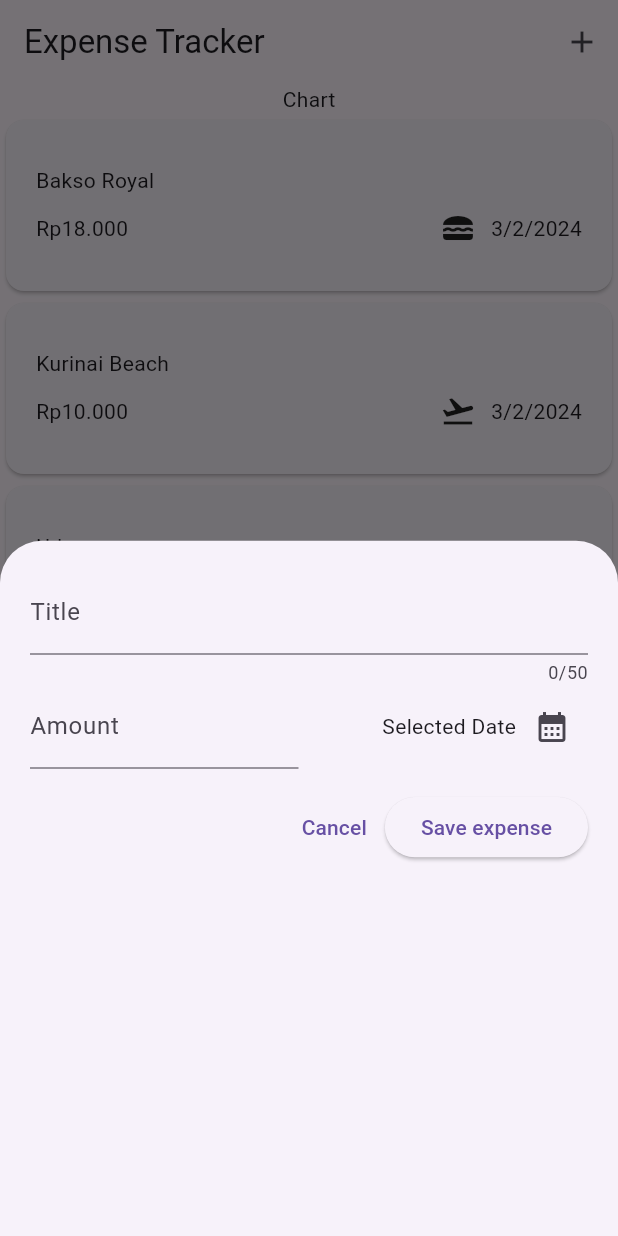
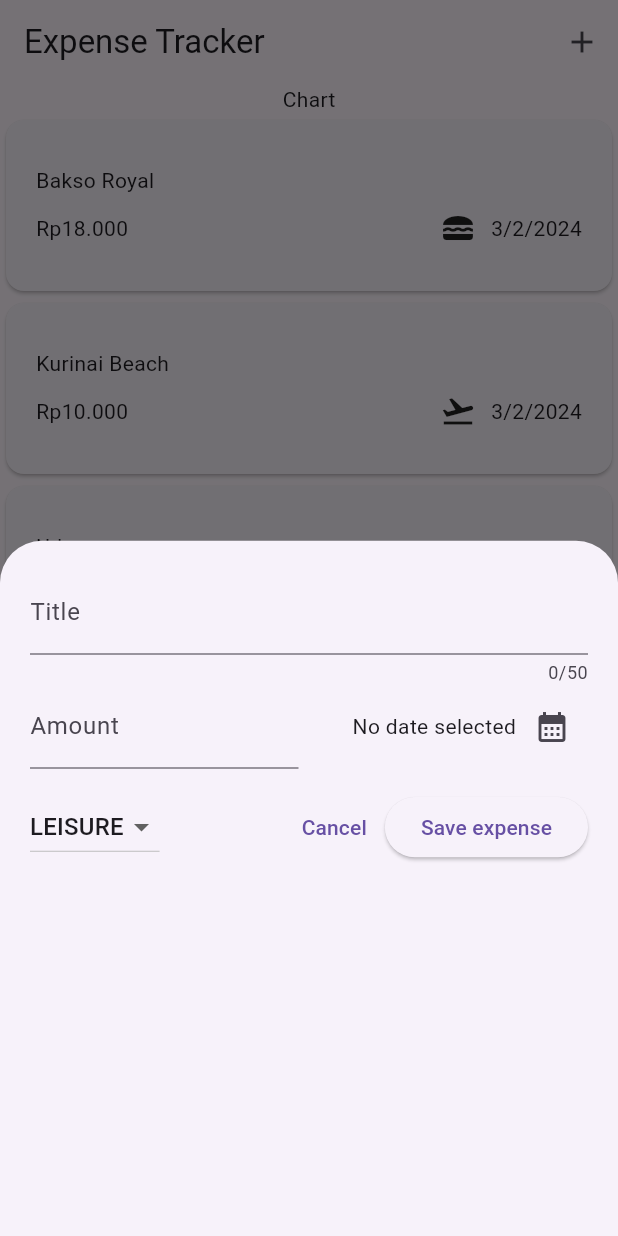
Before and after one commit to izhal27/expenses_tracker, a Flutter app: the screen it shows after launch, after a tap on the "add" icon, on a phone screen of 412 x 824 dp. Run offline on Flutter 3.47's test engine with Material 3 defaults, Android fonts, the phone set to English and light mode, and no system bars.

Commit message:
add input on new expense widget

```diff
--- /dev/null
+++ b/lib/helpers/common.dart
@@ -0,0 +1,6 @@
+import 'package:intl/intl.dart';
+
+final dateFormater = DateFormat('d/M/y', 'id_id');
+final numberFormatter = NumberFormat.decimalPatternDigits(
+  locale: 'id_id',
+);
--- a/lib/models/expense.dart
+++ b/lib/models/expense.dart
@@ -1,9 +1,9 @@
 import 'package:flutter/material.dart';
-import 'package:intl/intl.dart';
 import 'package:uuid/uuid.dart';
 
+import 'package:expense_tracker/helpers/common.dart';
+
 const uuid = Uuid();
-final formater = DateFormat('d/M/y', 'id_id');
 
 enum Category { food, travel, leisure, work }
 
@@ -29,6 +29,6 @@ class Expense {
   final Category category;
 
   get formatedDate {
-    return formater.format(date);
+    return dateFormater.format(date);
   }
 }
--- a/lib/widgets/expenses.dart
+++ b/lib/widgets/expenses.dart
@@ -1,8 +1,8 @@
-import 'package:expense_tracker/widgets/new_expense.dart';
 import 'package:flutter/material.dart';
 
+import 'package:expense_tracker/models/expense.dart';
+import 'package:expense_tracker/widgets/new_expense.dart';
 import 'package:expense_tracker/widgets/expenses_list/expenses_list.dart';
-import 'package:expense_tracker/models/expense.dart';
 
 class Expenses extends StatefulWidget {
   const Expenses({super.key});
--- a/lib/widgets/expenses_list/expense_item.dart
+++ b/lib/widgets/expenses_list/expense_item.dart
@@ -1,16 +1,12 @@
+import 'package:expense_tracker/helpers/common.dart';
 import 'package:flutter/material.dart';
-import 'package:intl/intl.dart';
 
 import 'package:expense_tracker/models/expense.dart';
 
 class ExpenseItem extends StatelessWidget {
-  ExpenseItem(this.expense, {super.key});
+  const ExpenseItem(this.expense, {super.key});
 
   final Expense expense;
-
-  final NumberFormat formatter = NumberFormat.decimalPatternDigits(
-    locale: 'id_id',
-  );
 
   @override
   Widget build(BuildContext context) {
@@ -27,7 +23,7 @@ class ExpenseItem extends StatelessWidget {
             const SizedBox(height: 10),
             Row(
               children: [
-                Text('Rp${formatter.format(expense.amount)}'),
+                Text('Rp${numberFormatter.format(expense.amount)}'),
                 const Spacer(),
                 Row(
                   children: [
--- a/lib/widgets/new_expense.dart
+++ b/lib/widgets/new_expense.dart
@@ -1,4 +1,7 @@
 import 'package:flutter/material.dart';
+
+import 'package:expense_tracker/models/expense.dart';
+import 'package:expense_tracker/helpers/common.dart';
 
 class NewExpense extends StatefulWidget {
   const NewExpense({super.key});
@@ -10,12 +13,25 @@ class NewExpense extends StatefulWidget {
 class _NewExpenseState extends State<NewExpense> {
   final _titleInputController = TextEditingController();
   final _amountInputController = TextEditingController();
+  DateTime? _selectedDate;
+  Category _selectedCategory = Category.leisure;
 
   @override
   void dispose() {
     _titleInputController.dispose();
     _amountInputController.dispose();
     super.dispose();
+  }
+
+  void _shoWDatePicker() async {
+    final now = DateTime.now();
+    final firstDate = DateTime(now.year - 1, now.month, now.day);
+    final lastDate = now;
+    var chosenDate = await showDatePicker(
+        context: context, firstDate: firstDate, lastDate: lastDate);
+    setState(() {
+      _selectedDate = chosenDate!;
+    });
   }
 
   @override
@@ -49,9 +65,13 @@ class _NewExpenseState extends State<NewExpense> {
                   mainAxisAlignment: MainAxisAlignment.end,
                   crossAxisAlignment: CrossAxisAlignment.center,
                   children: [
-                    const Text('Selected Date'),
+                    Text(
+                      _selectedDate == null
+                          ? 'No date selected'
+                          : dateFormater.format(_selectedDate!).toString(),
+                    ),
                     IconButton(
-                      onPressed: () {},
+                      onPressed: _shoWDatePicker,
                       icon: const Icon(Icons.calendar_month),
                     ),
                   ],
@@ -61,8 +81,28 @@ class _NewExpenseState extends State<NewExpense> {
           ),
           const SizedBox(height: 15),
           Row(
-            mainAxisAlignment: MainAxisAlignment.end,
             children: [
+              DropdownButton(
+                value: _selectedCategory,
+                items: Category.values
+                    .map((category) => DropdownMenuItem(
+                          value: category,
+                          child: Text(
+                            category.name.toUpperCase(),
+                          ),
+                        ))
+                    .toList(),
+                onChanged: (value) {
+                  if (value == null) {
+                    return;
+                  }
+
+                  setState(() {
+                    _selectedCategory = value;
+                  });
+                },
+              ),
+              const Spacer(),
               TextButton(
                 onPressed: () => Navigator.pop(context),
                 child: const Text('Cancel'),
```
